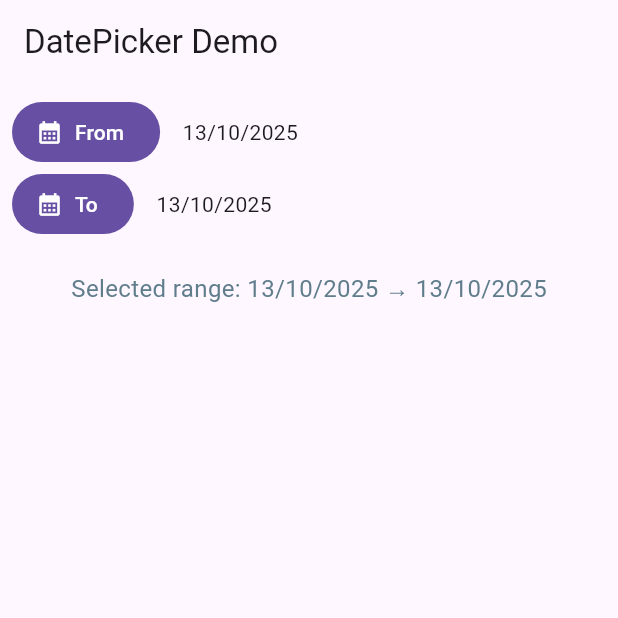
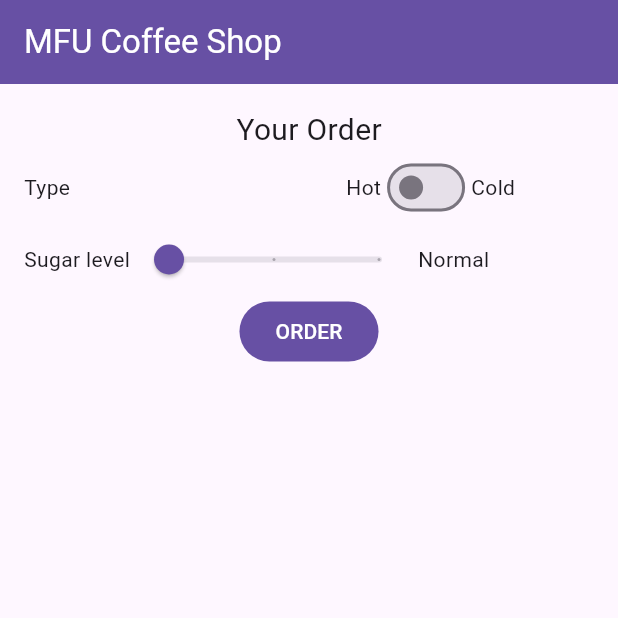
Before and after one commit to N-K-L1/flutter_application, a Flutter app: the screen it shows after launch, on a phone screen of 412 x 824 dp, the top half of it. Run offline on Flutter 3.47's test engine with Material 3 defaults, Android fonts, the phone set to English and light mode, and no system bars.

Commit message:
Done coffee_ordering_app.dart as Assignment 2. Will continue on this dart file as assignment 3

```diff
--- a/lib/main.dart
+++ b/lib/main.dart
@@ -1,6 +1,6 @@
 import 'package:flutter/material.dart';
-import 'package:flutter_application/week07/date_picker_demo.dart';
+import 'package:flutter_application/week07/coffee_ordering_app.dart';
 
 void main() => runApp(
-  MaterialApp(debugShowCheckedModeBanner: false, home: DatePickerDemo()),
+  MaterialApp(debugShowCheckedModeBanner: false, home: CoffeeOrderingApp()),
 );
--- /dev/null
+++ b/lib/week07/coffee_ordering_app.dart
@@ -0,0 +1,99 @@
+import 'package:flutter/material.dart';
+
+class CoffeeOrderingApp extends StatefulWidget {
+  const CoffeeOrderingApp({super.key});
+
+  @override
+  State<CoffeeOrderingApp> createState() => _CoffeeOrderingAppState();
+}
+
+class _CoffeeOrderingAppState extends State<CoffeeOrderingApp> {
+  bool hotorcold = false;
+  double sugar = 0;
+
+  void updateHotorCold(bool? value) {
+    setState(() {
+      hotorcold = value!;
+    });
+  }
+
+  void updateSugar(double? value) {
+    setState(() {
+      sugar = value!;
+    });
+  }
+
+  void orderCoffee() async {
+    await showDialog(
+      context: context,
+      builder: (context) {
+        return AlertDialog(
+          title: const Text('Your Order'),
+          content: Text(
+            '${hotorcold ? "Cold" : "Hot"} coffee with ${sugar == 0
+                ? "no"
+                : sugar == 0.5
+                ? "less"
+                : "normal"} sugar',
+          ),
+        );
+      },
+    );
+  }
+
+  @override
+  Widget build(BuildContext context) {
+    return Scaffold(
+      appBar: AppBar(
+        title: const Text(
+          'MFU Coffee Shop',
+          style: TextStyle(color: Colors.white),
+        ),
+        backgroundColor: Color.fromARGB(255, 103, 80, 164),
+      ),
+      body: SafeArea(
+        child: Center(
+          child: Padding(
+            padding: const EdgeInsets.all(16.0),
+            child: Column(
+              children: [
+                Text('Your Order', style: TextStyle(fontSize: 20)),
+
+                Row(
+                  children: [
+                    Text('Type'),
+                    SizedBox(width: 184),
+                    Text('Hot'),
+                    Switch(value: hotorcold, onChanged: updateHotorCold),
+                    Text('Cold'),
+                  ],
+                ),
+
+                Row(
+                  children: [
+                    Text('Sugar level'),
+                    Slider(
+                      value: sugar,
+                      divisions: 2,
+                      label: sugar == 0
+                          ? "none"
+                          : sugar == 0.5
+                          ? "less"
+                          : "normal",
+                      onChanged: updateSugar,
+                    ),
+                    Text('Normal'),
+                  ],
+                ),
+                FilledButton(
+                  onPressed: orderCoffee,
+                  child: const Text('ORDER'),
+                ),
+              ],
+            ),
+          ),
+        ),
+      ),
+    );
+  }
+}
```
